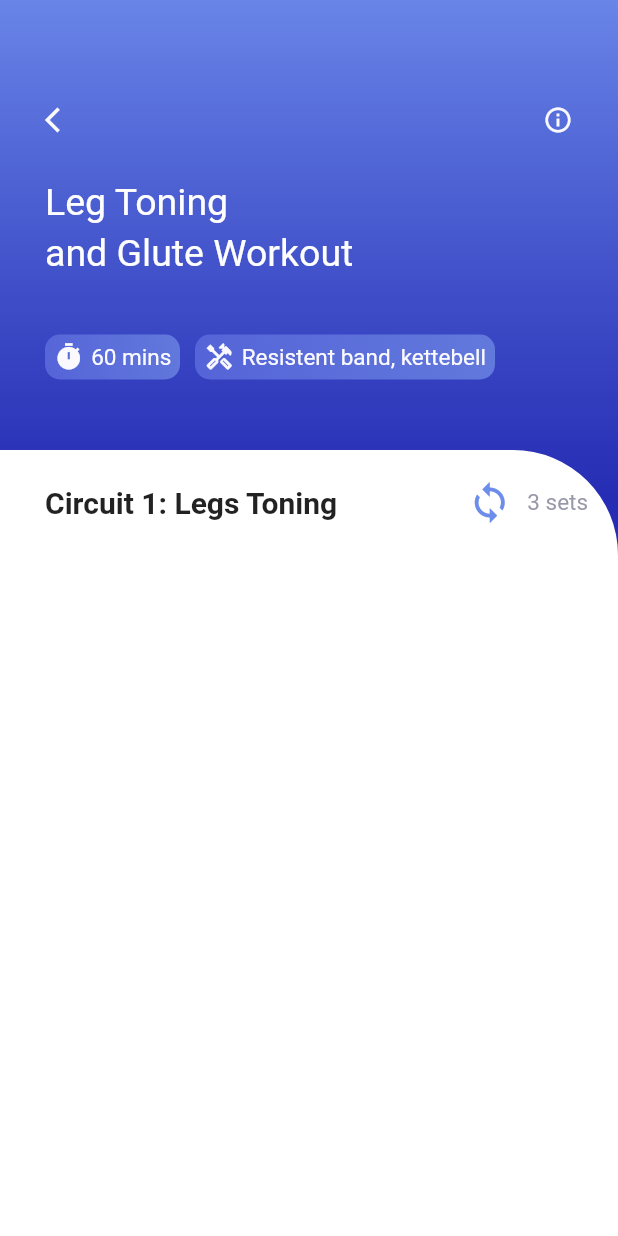
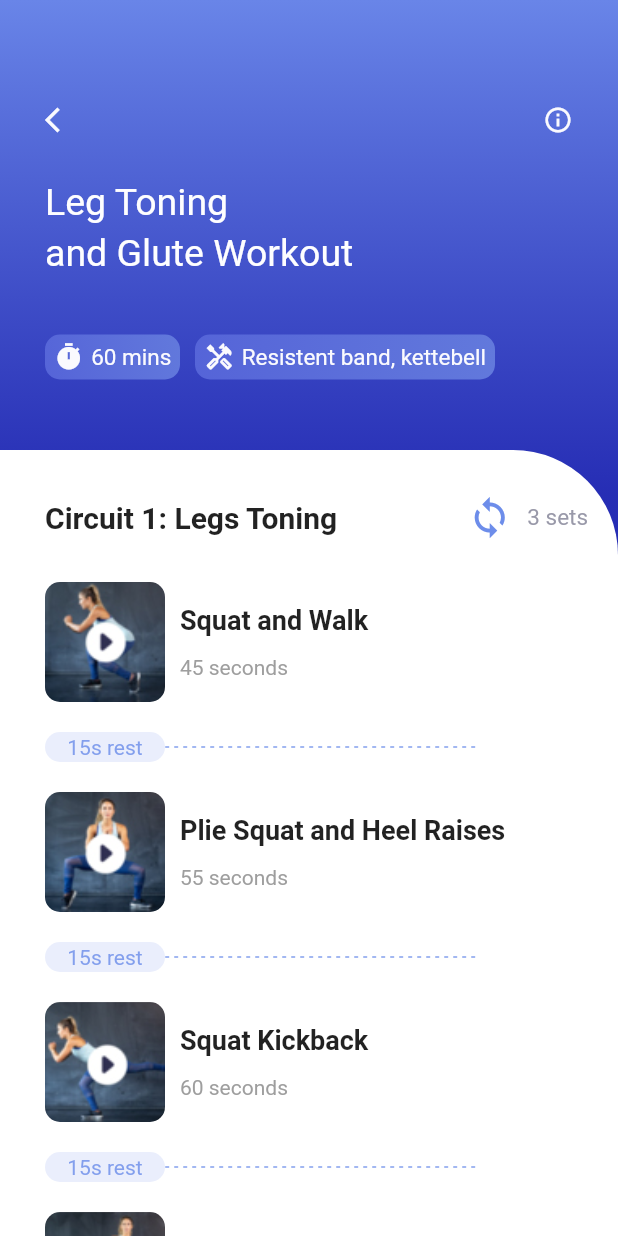
Before and after one commit to JoeTimi/video_player_app, a Flutter app: the screen it shows after launch, after a tap on the "arrow forward" icon, on a phone screen of 412 x 824 dp. Run offline on Flutter 3.47's test engine with Material 2 defaults, Android fonts, the phone set to English and light mode, and no system bars; our stand-ins replace get.

Commit message:
New update

```diff
--- a/json/videoinfo.json
+++ b/json/videoinfo.json
@@ -2,25 +2,25 @@
   {
     "title": "Squat and Walk",
     "time": "45 seconds",
-    "thumbnail": "embed/squat1.jpg",
+    "thumbnail": "assets/squat1.jpg",
     "videoUrl": "http://db.bslmeiyu.com/uploads/uploads/video/2021/08/21/1-%20Introduction.mp4"
   },
   {
     "title": "Plie Squat and Heel Raises",
     "time": "55 seconds",
-    "thumbnail": "embed/squat2.jpg",
+    "thumbnail": "assets/squat2.jpg",
     "videoUrl": "https://img.bslmeiyu.com/uploads/20170706/The%20Bananas%20Song%20%20Counting%20Bananas%20%20Super%20Simple%20Songs.mp4"
   },
   {
     "title": "Squat Kickback",
     "time": "60 seconds",
-    "thumbnail": "embed/squat3.jpg",
+    "thumbnail": "assets/squat3.jpg",
     "videoUrl": "https://flutter.github.io/assets-for-api-docs/assets/videos/butterfly.mp4"
   },
   {
     "title": "Squat with Side Leg Lift",
     "time": "120 seconds",
-    "thumbnail": "embed/squat4.jpg",
+    "thumbnail": "assets/squat4.jpg",
     "videoUrl": "https://flutter.github.io/assets-for-api-docs/assets/videos/butterfly.mp4"
   }
 
--- a/lib/home_page.dart
+++ b/lib/home_page.dart
@@ -18,7 +18,9 @@ class _HomePageState extends State<HomePage> {
 List info=[];
   _initData(){
     DefaultAssetBundle.of(context).loadString("json/info.json").then((value){
-      info = json.decode(value);
+      setState(() {
+        info = json.decode(value);
+      });
     });
   }
   @override
--- a/lib/video_info.dart
+++ b/lib/video_info.dart
@@ -14,10 +14,13 @@ class VideoInfo extends StatefulWidget {
 
 class _VideoInfoState extends State<VideoInfo> {
 
-  List info=[];
-  _initData(){
-    DefaultAssetBundle.of(context).loadString("json/videoinfo.json").then((value){
-      info = json.decode(value);
+  List videoinfo=[];
+  bool _playArea=false;
+  _initData() async {
+    await DefaultAssetBundle.of(context).loadString("json/videoinfo.json").then((value){
+      setState(() {
+        videoinfo = json.decode(value);
+      });
     });
   }
   @override
@@ -161,7 +164,7 @@ class _VideoInfoState extends State<VideoInfo> {
                 ),
                 child: Column(
                   children: [
-                    SizedBox(height: 20,),
+                    SizedBox(height: 30,),
                     Row(
                       children: [
                         SizedBox(width: 30,),
@@ -186,6 +189,8 @@ class _VideoInfoState extends State<VideoInfo> {
                         SizedBox(width: 20,),
                       ],
                     ),
+                    SizedBox(height: 20,),
+                    Expanded(child: _listView(),),
                   ],
                 ),
               ),
@@ -195,4 +200,112 @@ class _VideoInfoState extends State<VideoInfo> {
         ),
     );
   }
+
+  _listView(){
+    return ListView.builder(
+        padding: EdgeInsets.symmetric(horizontal: 30, vertical: 8,),
+        itemCount: videoinfo.length,
+        itemBuilder: (_, int index){
+          return GestureDetector(
+            onTap: (){
+              debugPrint(index.toString());
+              setState(() {
+                if(_playArea==false){
+                  _playArea=true;
+                }
+              });
+            },
+            child: _buildCard(index),
+          );
+        });
+  }
+  _buildCard(int index) {
+    return Container(
+      height: 140,
+      child: Column(
+        children: [
+          Row(
+            children: [
+              Container(
+                width: 80,
+                height: 80,
+                decoration: BoxDecoration(
+                  borderRadius: BorderRadius.circular(10),
+                  image: DecorationImage(
+                    image: AssetImage(
+                        videoinfo[index]["thumbnail"]
+                    ),
+                    fit: BoxFit.cover,
+                  ),
+                ),
+              ),
+              SizedBox(width: 10,),
+              Column(
+                mainAxisAlignment: MainAxisAlignment.center,
+                crossAxisAlignment: CrossAxisAlignment.start,
+                children: [
+                  Text(
+                    videoinfo[index]["title"],
+                    style: TextStyle(
+                      fontSize: 18,
+                      fontWeight: FontWeight.bold,
+                    ),
+                  ),
+                  SizedBox(height: 10,),
+                  Padding(
+                    padding: const EdgeInsets.only(top: 3.0,),
+                    child: Text(
+                      videoinfo[index]["time"],
+                      style: TextStyle(
+                        fontSize: 14,
+                        color: Colors.grey[500],
+                      ),
+                    ),
+                  ),
+                ],
+              ),
+            ],
+          ),
+          SizedBox(height: 20,),
+          Row(
+            children: [
+              Container(
+                width: 80,
+                height: 20,
+                decoration: BoxDecoration(
+                    color: Color(0xFFeaeefc),
+                    borderRadius: BorderRadius.circular(10)
+                ),
+                child: Center(
+                  child: Text(
+                    "15s rest",
+                    style: TextStyle(
+                      color: Color(0xFF839fed),
+                    ),
+                  ),
+                ),
+              ),
+              Row(
+                children: [
+                  for(int i=0; i<70; i++)
+                    i.isEven?Container(
+                      width: 3,
+                      height: 1,
+                      decoration: BoxDecoration(
+                        color: Color(0xFF839fed),
+                        borderRadius: BorderRadius.circular(2),
+                      ),
+                    ):Container(
+                      width: 3,
+                      height: 1,
+                      color: Colors.white,
+                    ),
+                ],
+              ),
+            ],
+          ),
+        ],
+      ),
+    );
+  }
 }
```
